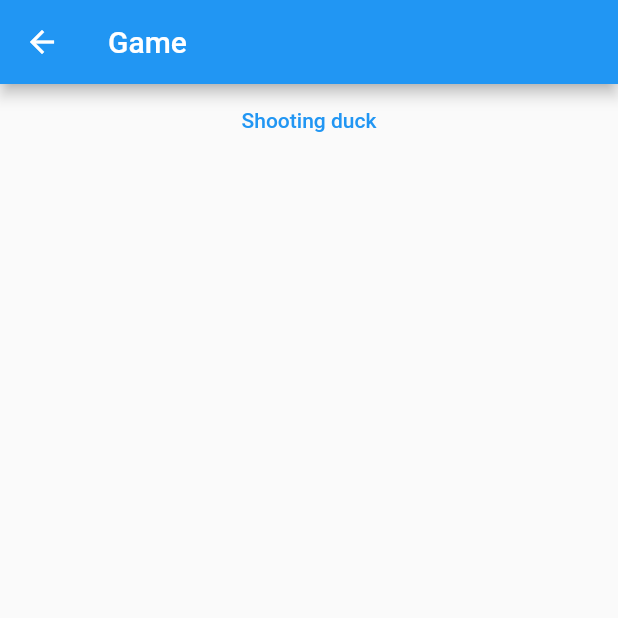
After one commit to conghua2411/flutter_demo_everything_2, a Flutter app: the GameDemos screen opened by its route, on a phone screen of 412 x 824 dp, the top half of it. The commit adds this screen. Run offline on Flutter 3.47's test engine with Material 2 defaults, Android fonts, the phone set to English and light mode, and no system bars; our stand-ins replace dartz, dio, flutter_bloc, flutter_compass, flutter_hooks, freezed_annotation and 3 more; missing offline and left inert: flame; generated files the repository leaves out were written again.

Commit message:
add shooting duck v0 (#76)
* add shooting duck v0

* regenerate lock

* delete custom carousel

```diff
--- a/lib/demos.dart
+++ b/lib/demos.dart
@@ -7,6 +7,7 @@ import 'expansion_tree_demo/expansion_tree_demo_info.dart';
 import 'flowable_widget_demo/flowable_widget_demo_info.dart';
 import 'flutter_bloc_demo/flutter_bloc_demo_info.dart';
 import 'freezed_demo/freezed_demo_info.dart';
+import 'game/game_demo_info.dart';
 import 'hook/hook_info.dart';
 import 'map/map_demo_info.dart';
 import 'steam_card_image/steam_card_image_demo_info.dart';
@@ -23,4 +24,5 @@ var demos = [
   screenLifeCycleDemoInfo,
   mapDemoInfo,
   dioDemoInfo,
+  gameDemoInfo,
 ];
--- /dev/null
+++ b/lib/game/game_demo_info.dart
@@ -0,0 +1,13 @@
+import '../demo_info.dart';
+import 'game_demos.dart';
+import 'games/shooting_duck/shooting_duck_info.dart';
+
+var gameDemoInfo = DemoInfo(
+  name: 'Game',
+  demo: GameDemos(),
+  subDemo: gameDemos,
+);
+
+var gameDemos = [
+  shootingDuckInfo,
+];
--- /dev/null
+++ b/lib/game/game_demos.dart
@@ -0,0 +1,43 @@
+import 'package:flutter/material.dart';
+
+import '../demo_info.dart';
+import 'game_demo_info.dart';
+
+class GameDemos extends StatefulWidget {
+  const GameDemos({Key? key}) : super(key: key);
+
+  @override
+  State<GameDemos> createState() => _GameDemosState();
+}
+
+class _GameDemosState extends State<GameDemos> {
+  @override
+  Widget build(BuildContext context) {
+    return Scaffold(
+      appBar: AppBar(
+        title: Text('Game'),
+      ),
+      body: ListView.builder(
+        itemCount: gameDemos.length,
+        itemBuilder: (context, index) {
+          return _buildGameDemoButton(
+            gameDemos[index],
+          );
+        },
+      ),
+    );
+  }
+
+  Widget _buildGameDemoButton(DemoInfo game) {
+    return TextButton(
+      onPressed: () {
+        Navigator.of(context).push(
+          MaterialPageRoute(
+            builder: (_) => game.demo!,
+          ),
+        );
+      },
+      child: Text('${game.name}'),
+    );
+  }
+}
--- /dev/null
+++ b/lib/game/games/shooting_duck/shooting_duck_info.dart
@@ -0,0 +1,10 @@
+import 'package:flame/game.dart';
+import 'package:flutter_demo_everything_2/demo_info.dart';
+import 'package:flutter_demo_everything_2/game/games/shooting_duck/shooting_duck.dart';
+
+var shootingDuckInfo = DemoInfo(
+  demo: GameWidget(
+    game: ShootingDuck(),
+  ),
+  name: 'Shooting duck',
+);
--- a/lib/hook/hook_demo.dart
+++ b/lib/hook/hook_demo.dart
@@ -26,8 +26,9 @@ class HookDemo extends HookWidget {
                   builder: (ctx, child) {
                     return Container(
                       decoration: BoxDecoration(
-                        borderRadius:
-                            BorderRadius.circular(24 * _animation.value),
+                        borderRadius: BorderRadius.circular(
+                          24 * _animation.value,
+                        ),
                         border: Border.all(
                           color: Colors.blue,
                           width: _animation.value * 2,
```
Also changed, not shown: lib/game/games/shooting_duck/shooting_duck.dart (added, +162 -0 lines), pubspec.yaml (+5 -2 lines), assets/images/animations/ember.png (added), pubspec.lock, 1 other file.
